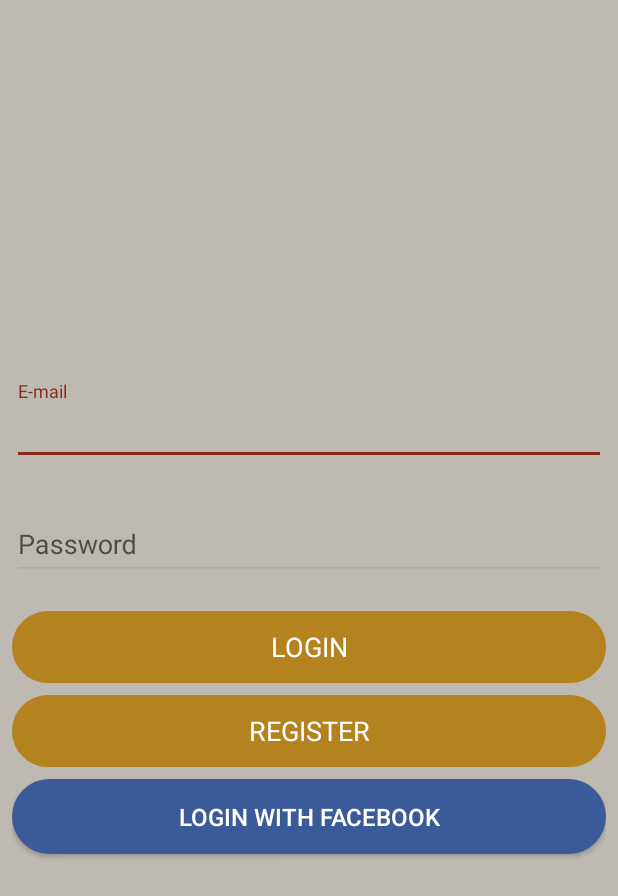
After one commit to tsulok/PFM, an Android app: the layout login_activity.xml on its own in the app's theme, with its tools: preview values and no code run, on a phone screen of 412 x 824 dp. The commit adds this screen. Shown: the top 896 px of the screen. Run offline under Robolectric (Android 15) with nearby library versions, the phone set to English and light mode, and no system bars.

Commit message:
Login ui

```diff
--- a/mobile/src/main/java/com/pinup/pfm/di/component/PFMActivityComponent.kt
+++ b/mobile/src/main/java/com/pinup/pfm/di/component/PFMActivityComponent.kt
@@ -2,6 +2,7 @@
 
 import com.pinup.pfm.di.module.ActivityModule
 import com.pinup.pfm.di.scopes.ActivityScope
+import com.pinup.pfm.ui.auth.login.LoginActivity
 import com.pinup.pfm.ui.input.action.InputActionContainerActivity
 import com.pinup.pfm.ui.main.MainActivity
 import dagger.Component
@@ -16,4 +17,5 @@
 
     fun inject(activity: MainActivity): Unit
     fun inject(activity: InputActionContainerActivity)
+    fun inject(loginActivity: LoginActivity)
 }
--- /dev/null
+++ b/mobile/src/main/java/com/pinup/pfm/ui/auth/login/LoginActivity.kt
@@ -0,0 +1,43 @@
+package com.pinup.pfm.ui.auth.login
+
+import android.content.Intent
+import com.pinup.pfm.R
+import com.pinup.pfm.di.component.PFMActivityComponent
+import com.pinup.pfm.ui.core.view.BaseActivity
+import com.pinup.pfm.ui.core.view.BaseScreen
+import com.pinup.pfm.ui.core.view.IBasePresenter
+import com.pinup.pfm.ui.main.MainActivity
+import kotlinx.android.synthetic.main.login_activity.*
+import javax.inject.Inject
+
+/**
+ * Activity for login
+ */
+class LoginActivity : BaseActivity(), LoginScreen {
+
+    @Inject lateinit var presenter: LoginPresenter
+
+    override fun getActivityMainContainer(): Int = 0 // No such container
+
+    override fun loadContentId(): Int = R.layout.login_activity
+
+    override fun initObjects() {
+        initEventHandlers()
+    }
+
+    override fun injectActivity(component: PFMActivityComponent) {
+        component.inject(this)
+    }
+
+    override fun getPresenter(): IBasePresenter? = presenter
+
+    override fun getScreen(): BaseScreen = this
+
+    private fun initEventHandlers() {
+        loginBtn.setOnClickListener {
+            val intent = Intent(this, MainActivity::class.java)
+            startActivity(intent)
+            finish()
+        }
+    }
+}
--- /dev/null
+++ b/mobile/src/main/java/com/pinup/pfm/ui/auth/login/LoginPresenter.kt
@@ -0,0 +1,11 @@
+package com.pinup.pfm.ui.auth.login
+
+import com.pinup.pfm.ui.core.view.BasePresenter
+import javax.inject.Inject
+
+/**
+ * Presenter for login
+ */
+class LoginPresenter @Inject constructor(): BasePresenter<LoginScreen>() {
+
+}
--- /dev/null
+++ b/mobile/src/main/java/com/pinup/pfm/ui/auth/login/LoginScreen.kt
@@ -0,0 +1,10 @@
+package com.pinup.pfm.ui.auth.login
+
+import com.pinup.pfm.ui.core.view.BaseScreen
+
+/**
+ * Possible actions on login
+ */
+interface LoginScreen : BaseScreen {
+
+}
--- /dev/null
+++ b/mobile/src/main/java/com/pinup/pfm/utils/ui/SimpleTextInputLayout.kt
@@ -0,0 +1,31 @@
+package com.pinup.pfm.utils.ui
+
+import android.content.Context
+import android.graphics.drawable.Drawable
+import android.support.design.widget.TextInputLayout
+import android.util.AttributeSet
+
+/**
+ * Simple textInputlayout where setting the error won't update the edittext's color
+ */
+class SimpleTextInputLayout : TextInputLayout {
+    constructor(context: Context) : super(context) {}
+
+    constructor(context: Context, attrs: AttributeSet) : super(context, attrs) {}
+
+    constructor(context: Context, attrs: AttributeSet, defStyleAttr: Int) : super(context, attrs, defStyleAttr) {}
+
+    override fun setError(error: CharSequence?) {
+        super.setError(error)
+        clearBackgroundChanges()
+    }
+
+    override fun drawableStateChanged() {
+        super.drawableStateChanged()
+        clearBackgroundChanges()
+    }
+
+    private fun clearBackgroundChanges() {
+        editText?.background?.let(Drawable::clearColorFilter)
+    }
+}
--- /dev/null
+++ b/mobile/src/main/res/drawable/facebook_button_background.xml
@@ -0,0 +1,5 @@
+<?xml version="1.0" encoding="utf-8"?>
+<selector xmlns:android="http://schemas.android.com/apk/res/android">
+    <item android:drawable="@drawable/facebook_button_state_selected" android:state_pressed="true"/>
+    <item android:drawable="@drawable/facebook_button_state_start_normal"/>
+</selector>
--- /dev/null
+++ b/mobile/src/main/res/drawable/facebook_button_state_selected.xml
@@ -0,0 +1,5 @@
+<?xml version="1.0" encoding="utf-8"?>
+<shape xmlns:android="http://schemas.android.com/apk/res/android">
+    <solid android:color="@color/facebook.blue.dark"/>
+    <corners android:radius="@dimen/general.button.corner"/>
+</shape>
--- /dev/null
+++ b/mobile/src/main/res/drawable/facebook_button_state_start_normal.xml
@@ -0,0 +1,6 @@
+<?xml version="1.0" encoding="utf-8"?>
+<shape xmlns:android="http://schemas.android.com/apk/res/android">
+    <solid android:color="@color/facebook.blue"/>
+    <corners
+        android:radius="@dimen/general.button.corner"/>
+</shape>
--- /dev/null
+++ b/mobile/src/main/res/drawable/general_button_background.xml
@@ -0,0 +1,5 @@
+<?xml version="1.0" encoding="utf-8"?>
+<selector xmlns:android="http://schemas.android.com/apk/res/android">
+    <item android:drawable="@drawable/general_button_state_selected" android:state_pressed="true"/>
+    <item android:drawable="@drawable/general_button_state_start_normal" />
+</selector>
--- /dev/null
+++ b/mobile/src/main/res/drawable/general_button_state_selected.xml
@@ -0,0 +1,5 @@
+<?xml version="1.0" encoding="utf-8"?>
+<shape xmlns:android="http://schemas.android.com/apk/res/android">
+    <solid android:color="@color/colorPrimaryDark" />
+    <corners android:radius="@dimen/general.button.corner" />
+</shape>
--- /dev/null
+++ b/mobile/src/main/res/drawable/general_button_state_start_normal.xml
@@ -0,0 +1,9 @@
+<?xml version="1.0" encoding="utf-8"?>
+<shape xmlns:android="http://schemas.android.com/apk/res/android">
+    <stroke
+        android:color="@color/colorPrimary"
+        android:width="1dp" />
+    <solid android:color="@color/colorPrimary" />
+    <corners
+        android:radius="@dimen/general.button.corner" />
+</shape>
--- /dev/null
+++ b/mobile/src/main/res/layout/login_activity.xml
@@ -0,0 +1,71 @@
+<?xml version="1.0" encoding="utf-8"?>
+<LinearLayout xmlns:android="http://schemas.android.com/apk/res/android"
+    xmlns:app="http://schemas.android.com/apk/res-auto"
+    android:layout_width="match_parent"
+    android:layout_height="match_parent"
+    android:background="@color/applicationBackground"
+    android:gravity="center"
+    android:orientation="vertical"
+    android:padding="@dimen/default.margin">
+
+    <com.pinup.pfm.utils.ui.SimpleTextInputLayout
+        android:id="@+id/emailInputContainer"
+        android:layout_width="match_parent"
+        android:layout_height="wrap_content"
+        android:theme="@style/AppTheme.ColoredInputLayout"
+        app:errorEnabled="true"
+        app:errorTextAppearance="@style/TextError_appearance"
+        app:hintEnabled="true">
+
+        <EditText
+            android:id="@+id/emailETxt"
+            android:layout_width="match_parent"
+            android:layout_height="wrap_content"
+            android:hint="@string/login.email.hint"
+            android:imeOptions="actionNext"
+            android:inputType="textEmailAddress"
+            android:maxLines="1" />
+    </com.pinup.pfm.utils.ui.SimpleTextInputLayout>
+
+    <com.pinup.pfm.utils.ui.SimpleTextInputLayout
+        android:id="@+id/passwordInputContainer"
+        android:layout_width="match_parent"
+        android:layout_height="wrap_content"
+        android:theme="@style/AppTheme.ColoredInputLayout"
+        app:errorEnabled="true"
+        app:errorTextAppearance="@style/TextError_appearance"
+        app:hintEnabled="true">
+
+        <EditText
+            android:id="@+id/passwordETxt"
+            android:layout_width="match_parent"
+            android:layout_height="wrap_content"
+            android:hint="@string/login.password.hint"
+            android:imeOptions="actionDone"
+            android:maxLines="1" />
+    </com.pinup.pfm.utils.ui.SimpleTextInputLayout>
+
+    <Button
+        android:id="@+id/loginBtn"
+        style="@style/General_Button"
+        android:layout_width="match_parent"
+        android:layout_height="wrap_content"
+        android:text="@string/login.action.login" />
+
+    <Button
+        android:id="@+id/registerBtn"
+        style="@style/General_Button"
+        android:layout_width="match_parent"
+        android:layout_height="wrap_content"
+        android:layout_marginTop="@dimen/default.margin"
+        android:text="@string/login.action.register" />
+
+    <Button
+        android:id="@+id/loginFacebookBtn"
+        style="@style/Login_Button"
+        android:layout_marginTop="@dimen/default.margin"
+        android:background="@drawable/facebook_button_background"
+        android:text="@string/login.facebook"
+        android:textAllCaps="true" />
+
+</LinearLayout>
--- a/mobile/src/main/res/values/colors.xml
+++ b/mobile/src/main/res/values/colors.xml
@@ -3,6 +3,18 @@
     <color name="colorPrimary">#b4831f</color>
     <color name="colorPrimaryDark">#876217</color>
     <color name="colorAccent">#872A17</color>
+
+    <color name="applicationWhite">#FFFFFF</color>
+    <color name="applicationGreen">#8dda2c</color>
+    <color name="applicationDarkGreen">#63b200</color>
+    <color name="applicationDarkGreenAlpha">#7763b200</color>
+    <color name="applicationGrey">#acacac</color>
+    <color name="applicationLightGrey">#E2E2E2</color>
+    <color name="applicationRed">#D42616</color>
+    <color name="applicationBackground">#BEB9B1</color>
+
+    <color name="facebook.blue">#3B5A9A</color>
+    <color name="facebook.blue.dark">#2D4576</color>
 
     <color name="input.action.camera.action.background">#7f7f7f</color>
     <color name="input.action.description.background">#f9f5ed</color>
--- a/mobile/src/main/res/values/dimens.xml
+++ b/mobile/src/main/res/values/dimens.xml
@@ -10,6 +10,16 @@
 
     <dimen name="default.padding">8dp</dimen>
     <dimen name="default.margin">8dp</dimen>
+
+    <dimen name="general.button.corner">25dp</dimen>
+    <dimen name="general.button.height">50dp</dimen>
+
+    <dimen name="font.size.xlarge">25sp</dimen>
+    <dimen name="font.size.large">22sp</dimen>
+    <dimen name="font.size.big">18sp</dimen>
+    <dimen name="font.size.medium">16sp</dimen>
+    <dimen name="font.size.normal">15sp</dimen>
+    <dimen name="font.size.regular">12sp</dimen>
 
     <dimen name="category.filter.collapsed.margin.top">5dp</dimen>
     <dimen name="category.filter.collapsed.height">80dp</dimen>
--- a/mobile/src/main/res/values/strings.xml
+++ b/mobile/src/main/res/values/strings.xml
@@ -45,6 +45,13 @@
     <!--Location-->
     <string name="location.not.found">User location is not found.</string>
 
+    <!--Login-->
+    <string name="login.action.login">Login</string>
+    <string name="login.action.register">Register</string>
+    <string name="login.facebook">Login with Facebook</string>
+    <string name="login.email.hint">E-mail</string>
+    <string name="login.password.hint">Password</string>
+
     <!--Permissions-->
     <string name="permission.camera.title">Permission needed</string>
     <string name="permission.camera.neveragain.message">Camera permission is needed in order to take photo to your transaction.</string>
--- a/mobile/src/main/res/values/styles.xml
+++ b/mobile/src/main/res/values/styles.xml
@@ -81,4 +81,31 @@
     <style name="AppTheme.BaseText" parent="AppTheme.RegularAppFont">
 
     </style>
+
+    <style name="AppTheme.ColoredInputLayout" parent="AppTheme">
+        <item name="colorControlNormal">@color/applicationGrey</item>
+    </style>
+
+    <style name="TextError_appearance" parent="AppTheme.RegularAppFont">
+        <item name="android:textColor">@color/applicationRed</item>
+        <item name="android:textSize">12sp</item>
+    </style>
+
+    <style name="General_Button" parent="Base.Widget.AppCompat.Button.Borderless.Colored">
+        <item name="android:textAppearance">@style/AppTheme.BaseEditText</item>
+        <item name="android:layout_height">@dimen/general.button.height</item>
+        <item name="android:background">@drawable/general_button_background</item>
+        <item name="android:textColor">@color/applicationWhite</item>
+        <item name="android:textAllCaps">true</item>
+        <item name="android:textSize">@dimen/font.size.big</item>
+    </style>
+
+    <style name="Login_Button" parent="Base.TextAppearance.AppCompat.Widget.Button">
+        <item name="android:layout_height">@dimen/general.button.height</item>
+        <item name="android:layout_width">match_parent</item>
+        <item name="android:textAllCaps">true</item>
+        <item name="android:textColor">@color/applicationWhite</item>
+        <item name="android:textSize">@dimen/font.size.medium</item>
+        <item name="android:background">@drawable/facebook_button_background</item>
+    </style>
 </resources>
```
Also changed, not shown: mobile/src/main/AndroidManifest.xml (+8 -1 lines).
